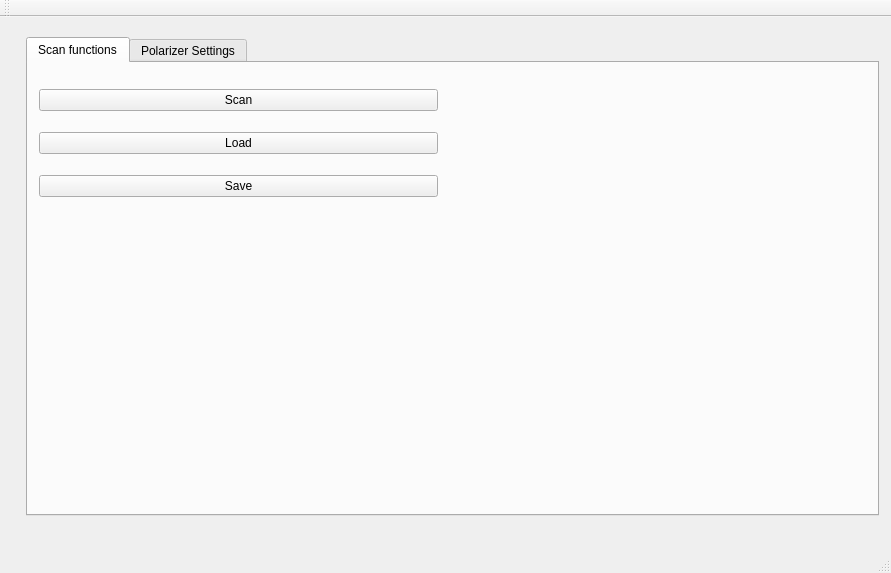
First picture: the form in mainwindow.ui, repository anates/Spectro, before the edit.
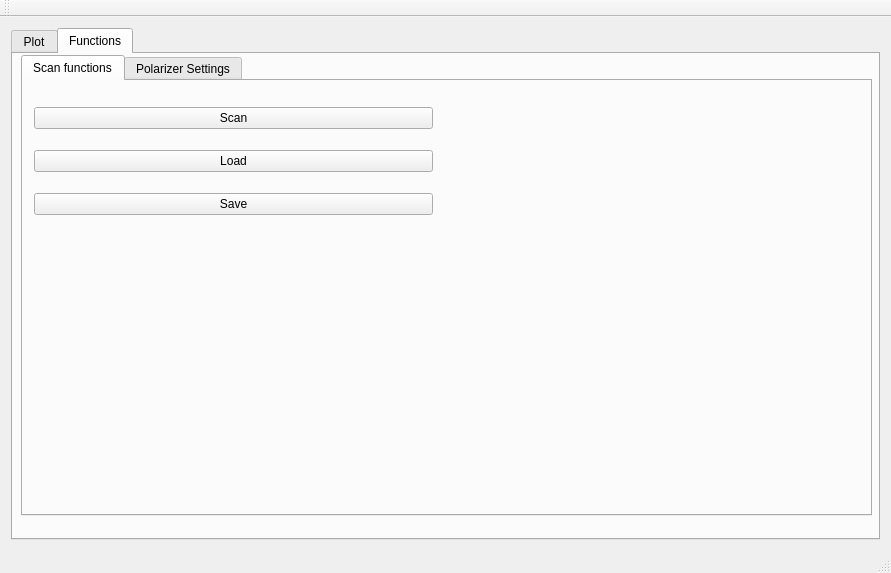
Second picture: the form after the edit. Custom widgets are drawn as their Qt base class.

Commit message: Added Tabbed browsing, part II

What changed in the file:
```diff
--- a/mainwindow.ui
+++ b/mainwindow.ui
@@ -14,15 +14,16 @@
    <string>MainWindow</string>
   </property>
   <widget class="QWidget" name="centralWidget">
-   <widget class="QWidget" name="gridLayoutWidget">
-    <property name="geometry">
-     <rect>
-      <x>9</x>
-      <y>9</y>
-      <width>881</width>
-      <height>501</height>
-     </rect>
-    </property>
+   <layout class="QGridLayout" name="gridLayout_5">
+    <item row="0" column="0">
+     <widget class="QTabWidget" name="gridTabWidget">
+      <property name="currentIndex">
+       <number>1</number>
+      </property>
+      <widget class="QWidget" name="plotTab">
+       <attribute name="title">
+        <string>Plot</string>
+       </attribute>
     <layout class="QGridLayout" name="gridLayout">
      <item row="1" column="1">
       <layout class="QGridLayout" name="gridLayout_2">
@@ -34,8 +35,21 @@
      <item row="1" column="0">
       <widget class="QwtPlot" name="qwtPlot"/>
      </item>
-     <item row="1" column="2">
+       </layout>
+      </widget>
+      <widget class="QWidget" name="functionTab" native="true">
+       <attribute name="title">
+        <string>Functions</string>
+       </attribute>
       <widget class="QTabWidget" name="tabWidget">
+        <property name="geometry">
+         <rect>
+          <x>8</x>
+          <y>1</y>
+          <width>851</width>
+          <height>461</height>
+         </rect>
+        </property>
        <property name="currentIndex">
         <number>0</number>
        </property>
@@ -123,9 +137,10 @@
         </widget>
        </widget>
       </widget>
-     </item>
-    </layout>
-   </widget>
+      </widget>
+     </widget>
+    </item>
+   </layout>
   </widget>
   <widget class="QMenuBar" name="menuBar">
    <property name="geometry">
```
Left out of the diff: 9 changed lines with no effect on the pictures. Lines whose indentation alone changed are shown as unchanged.
